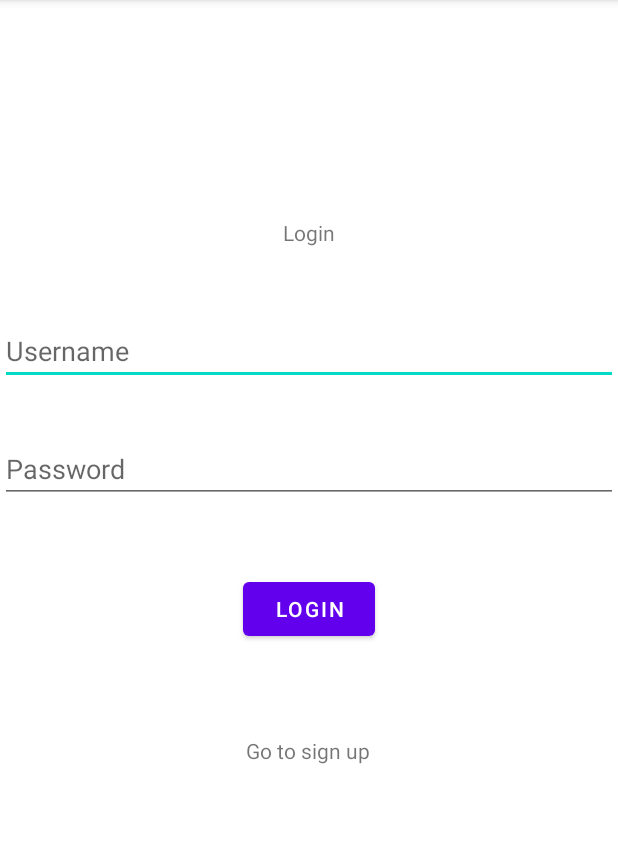
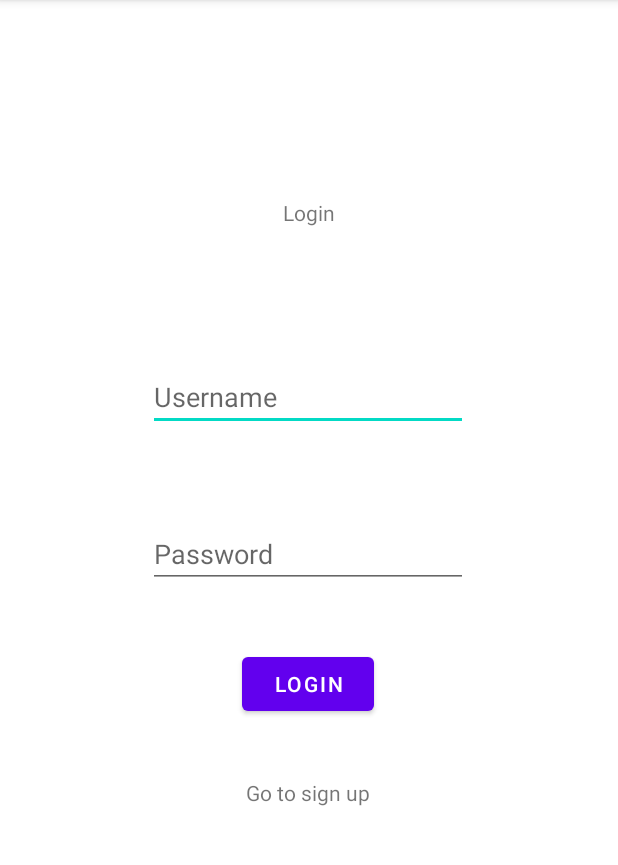
Before and after one commit to jx-gao/Woofer, an Android app: the screen it shows after launch (Login), after a tap on "LOGIN", on a phone screen of 412 x 824 dp, the part 84-949 px from its top. Run offline under Robolectric (Android 15) with nearby library versions, the light colour scheme and no system bars.

Commit message:
login and signup bugfixes

```diff
--- a/app/src/main/java/com/example/woofer/Login.java
+++ b/app/src/main/java/com/example/woofer/Login.java
@@ -4,8 +4,10 @@ import androidx.appcompat.app.AppCompatActivity;
 
 import android.content.Intent;
 import android.os.Bundle;
+import android.text.Editable;
 import android.util.Log;
 import android.view.View;
+import android.widget.EditText;
 import android.widget.TextView;
 import android.widget.Toast;
 
@@ -25,7 +27,7 @@ import okhttp3.Response;
 
 public class Login extends AppCompatActivity {
 
-    TextView inputUsername, inputPassword;
+    EditText editTextUsername, editTextPassword;
 
     @Override
     protected void onCreate(Bundle savedInstanceState) {
@@ -34,19 +36,20 @@ public class Login extends AppCompatActivity {
     }
 
     public void processJSON(String json) {
-        inputPassword = (TextView) findViewById(R.id.textViewPassword);
+        editTextPassword = (EditText) findViewById(R.id.editTextLoginPassword);
         try {
             JSONArray ja = new JSONArray(json);
             if(ja.length() == 0){
-                Toast.makeText(Login.this, "Username incorrect", Toast.LENGTH_LONG).show();
+                Toast.makeText(Login.this, "Username or password incorrect", Toast.LENGTH_LONG).show();
             }else{
-                inputPassword.getText().toString();
                 JSONObject jo = ja.getJSONObject(0);
-                if(jo.getString("Password").equals(inputPassword.getText().toString())){
+                if(jo.getString("Password").equals(editTextPassword.getText().toString())){
                     Intent intent = new Intent(getApplicationContext(), FriendList.class);
-                    intent.putExtra("username", inputUsername.getText().toString());
+                    intent.putExtra("username", editTextUsername.getText().toString());
                     startActivity(intent);
                     finish();
+                }else{
+                    Toast.makeText(Login.this, "Username or password incorrect", Toast.LENGTH_LONG).show();
                 }
             }
         } catch (JSONException e) {
@@ -55,9 +58,9 @@ public class Login extends AppCompatActivity {
     }
 
     public void doLogin(View view) {
-        inputUsername = (TextView) findViewById(R.id.textViewUsername);
+        editTextUsername = (EditText) findViewById(R.id.editTextLoginUsername);
         PHPRequest request = new PHPRequest();
-        request.doRequest(Login.this, "login", inputUsername.getText().toString(), new RequestHandler() {
+        request.doRequest(Login.this, "login", editTextUsername.getText().toString(), new RequestHandler() {
             @Override
             public void proccessResponse(String response) {
                 processJSON(response);
--- a/app/src/main/res/layout/activity_login.xml
+++ b/app/src/main/res/layout/activity_login.xml
@@ -7,66 +7,66 @@
     tools:context=".Login">
 
 
-    <EditText
-        android:id="@+id/textViewUsername"
-        android:layout_width="0dp"
-        android:layout_height="wrap_content"
-        android:hint="Username"
-        app:layout_constraintBottom_toBottomOf="parent"
-        app:layout_constraintEnd_toEndOf="parent"
-        app:layout_constraintHorizontal_bias="0.0"
-        app:layout_constraintStart_toStartOf="parent"
-        app:layout_constraintTop_toTopOf="parent"
-        app:layout_constraintVertical_bias="0.292" />
-
-    <EditText
-        android:id="@+id/textViewPassword"
-        android:layout_width="0dp"
-        android:layout_height="wrap_content"
-        android:hint="Password"
-        app:layout_constraintBottom_toBottomOf="parent"
-        app:layout_constraintEnd_toEndOf="parent"
-        app:layout_constraintHorizontal_bias="0.0"
-        app:layout_constraintStart_toStartOf="parent"
-        app:layout_constraintTop_toBottomOf="@+id/textViewUsername"
-        app:layout_constraintVertical_bias="0.072"
-        android:inputType="textPassword" />
-
-
     <Button
-        android:id="@+id/buttonL"
+        android:id="@+id/buttonLogin"
         android:layout_width="wrap_content"
         android:layout_height="wrap_content"
+        android:layout_marginBottom="288dp"
+        android:onClick="doLogin"
         android:text="Login"
         app:layout_constraintBottom_toBottomOf="parent"
         app:layout_constraintEnd_toEndOf="parent"
-        app:layout_constraintStart_toStartOf="parent"
-        app:layout_constraintTop_toBottomOf="@+id/textViewPassword"
-        app:layout_constraintVertical_bias="0.122"
-        android:onClick="doLogin"/>
+        app:layout_constraintHorizontal_bias="0.498"
+        app:layout_constraintStart_toStartOf="parent" />
 
     <TextView
         android:id="@+id/textViewGotosignup"
         android:layout_width="wrap_content"
         android:layout_height="wrap_content"
+        android:onClick="doGoToSignup"
         android:text="Go to sign up"
         app:layout_constraintBottom_toBottomOf="parent"
         app:layout_constraintEnd_toEndOf="parent"
         app:layout_constraintHorizontal_bias="0.498"
         app:layout_constraintStart_toStartOf="parent"
-        app:layout_constraintTop_toBottomOf="@+id/buttonL"
-        app:layout_constraintVertical_bias="0.191"
-        android:onClick="doGoToSignup"/>
+        app:layout_constraintTop_toBottomOf="@+id/buttonLogin"
+        app:layout_constraintVertical_bias="0.144" />
 
     <TextView
-        android:id="@+id/textViewLogin"
+        android:id="@+id/textViewLoginTitle"
         android:layout_width="wrap_content"
         android:layout_height="wrap_content"
+        android:layout_marginTop="132dp"
         android:text="Login"
-        app:layout_constraintBottom_toTopOf="@+id/textViewUsername"
         app:layout_constraintEnd_toEndOf="parent"
         app:layout_constraintStart_toStartOf="parent"
-        app:layout_constraintTop_toTopOf="parent"
-        app:layout_constraintVertical_bias="0.756" />
+        app:layout_constraintTop_toTopOf="parent" />
+
+    <EditText
+        android:id="@+id/editTextLoginUsername"
+        android:layout_width="wrap_content"
+        android:layout_height="wrap_content"
+        android:ems="10"
+        android:hint="Username"
+        android:inputType="textPersonName"
+        app:layout_constraintBottom_toTopOf="@+id/editTextLoginPassword"
+        app:layout_constraintEnd_toEndOf="parent"
+        app:layout_constraintHorizontal_bias="0.497"
+        app:layout_constraintStart_toStartOf="parent"
+        app:layout_constraintTop_toBottomOf="@+id/textViewLoginTitle"
+        app:layout_constraintVertical_bias="0.606" />
+
+    <EditText
+        android:id="@+id/editTextLoginPassword"
+        android:layout_width="wrap_content"
+        android:layout_height="wrap_content"
+        android:layout_marginBottom="40dp"
+        android:ems="10"
+        android:hint="Password"
+        android:inputType="textPassword"
+        app:layout_constraintBottom_toTopOf="@+id/buttonLogin"
+        app:layout_constraintEnd_toEndOf="parent"
+        app:layout_constraintHorizontal_bias="0.497"
+        app:layout_constraintStart_toStartOf="parent" />
 
 </androidx.constraintlayout.widget.ConstraintLayout>
--- a/app/src/main/res/layout/activity_main.xml
+++ b/app/src/main/res/layout/activity_main.xml
@@ -21,7 +21,7 @@
         android:text="Password" />
 
     <Button
-        android:id="@+id/buttonL"
+        android:id="@+id/buttonLogin"
         android:layout_width="wrap_content"
         android:layout_height="wrap_content"
         android:layout_weight="1"
```
Also changed, not shown: app/src/main/java/com/example/woofer/SignUp.java (+2 -7 lines), app/src/main/res/layout/activity_sign_up.xml (+6 -6 lines).
